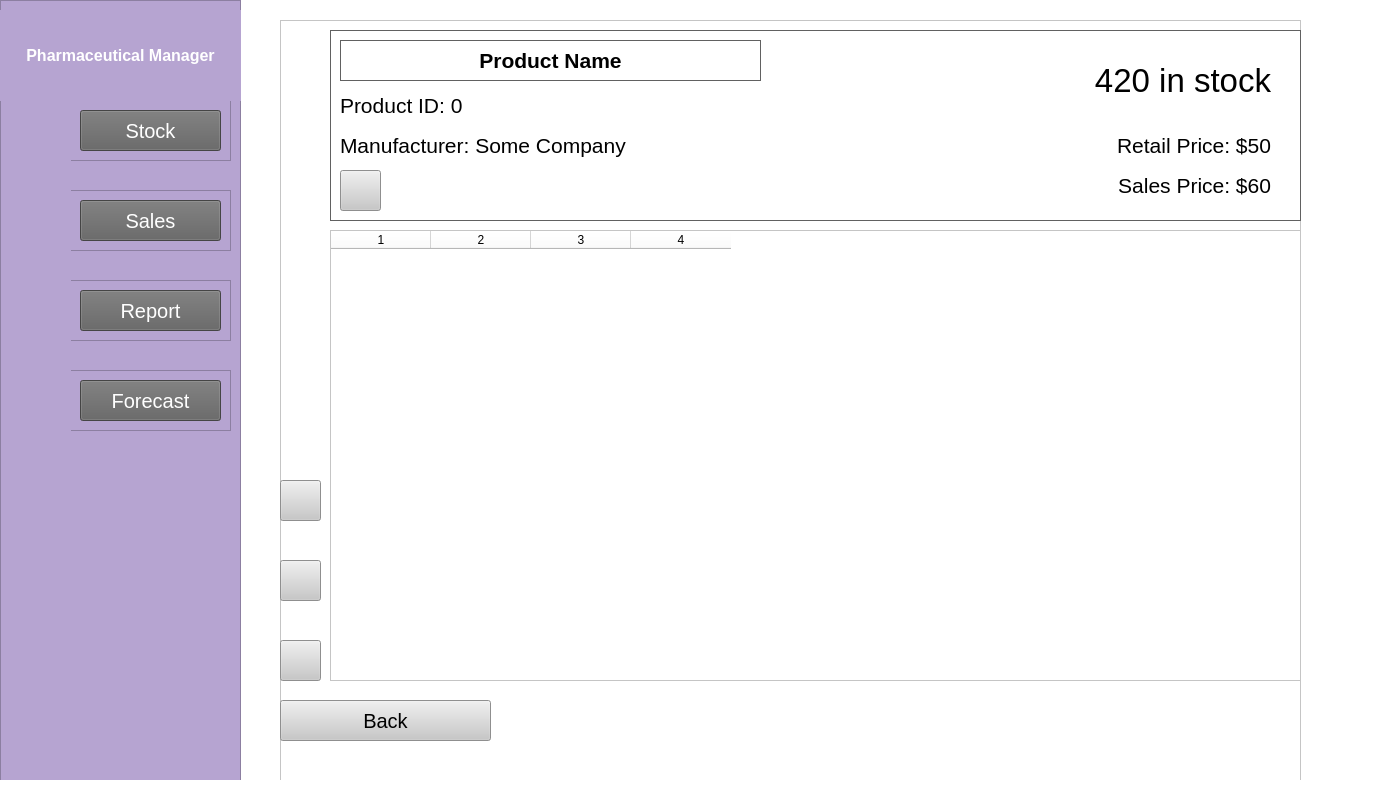
First picture: the form in app/UserInterface/Pages/StockWindow.ui, repository JunlinDu/PHP-SRePS, before the edit.
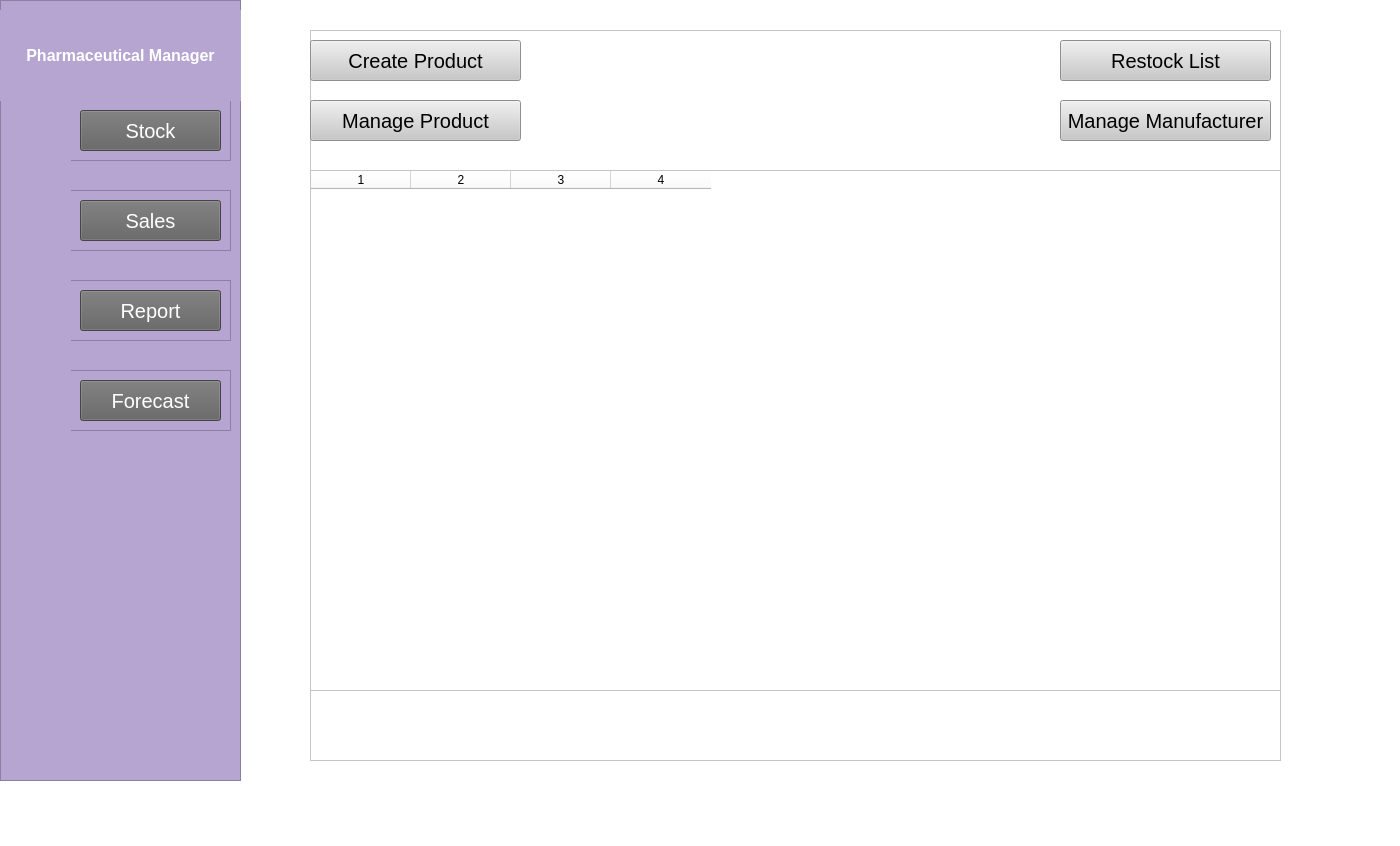
Second picture: the form after the edit. Icons and pictures are not drawn.

Commit message:
Stock UI and Dialog
1

```diff
--- a/app/UserInterface/Pages/StockWindow.ui
+++ b/app/UserInterface/Pages/StockWindow.ui
@@ -7,7 +7,7 @@
     <x>0</x>
     <y>0</y>
     <width>1400</width>
-    <height>802</height>
+    <height>846</height>
    </rect>
   </property>
   <property name="sizePolicy">
@@ -343,8 +343,8 @@
     </property>
     <property name="geometry">
      <rect>
-      <x>330</x>
-      <y>20</y>
+      <x>310</x>
+      <y>30</y>
       <width>971</width>
       <height>731</height>
      </rect>
@@ -453,81 +453,12 @@
       <string>Restock List</string>
      </property>
     </widget>
-   </widget>
-   <widget class="QFrame" name="BatchView">
-    <property name="enabled">
-     <bool>true</bool>
-    </property>
-    <property name="geometry">
-     <rect>
-      <x>280</x>
-      <y>20</y>
-      <width>1021</width>
-      <height>761</height>
-     </rect>
-    </property>
-    <property name="frameShape">
-     <enum>QFrame::StyledPanel</enum>
-    </property>
-    <property name="frameShadow">
-     <enum>QFrame::Raised</enum>
-    </property>
-    <widget class="QTableWidget" name="BatchList">
+    <widget class="QPushButton" name="CreateProductButton_2">
      <property name="geometry">
       <rect>
-       <x>50</x>
-       <y>210</y>
-       <width>971</width>
-       <height>451</height>
-      </rect>
-     </property>
-     <property name="lineWidth">
-      <number>1</number>
-     </property>
-     <property name="sizeAdjustPolicy">
-      <enum>QAbstractScrollArea::AdjustToContents</enum>
-     </property>
-     <property name="alternatingRowColors">
-      <bool>false</bool>
-     </property>
-     <property name="gridStyle">
-      <enum>Qt::SolidLine</enum>
-     </property>
-     <property name="rowCount">
-      <number>0</number>
-     </property>
-     <property name="columnCount">
-      <number>4</number>
-     </property>
-     <attribute name="horizontalHeaderVisible">
-      <bool>true</bool>
-     </attribute>
-     <attribute name="horizontalHeaderCascadingSectionResizes">
-      <bool>false</bool>
-     </attribute>
-     <attribute name="horizontalHeaderHighlightSections">
-      <bool>true</bool>
-     </attribute>
-     <attribute name="horizontalHeaderShowSortIndicator" stdset="0">
-      <bool>false</bool>
-     </attribute>
-     <attribute name="horizontalHeaderStretchLastSection">
-      <bool>false</bool>
-     </attribute>
-     <attribute name="verticalHeaderVisible">
-      <bool>false</bool>
-     </attribute>
-     <column/>
-     <column/>
-     <column/>
-     <column/>
-    </widget>
-    <widget class="QPushButton" name="EditBatchButton">
-     <property name="geometry">
-      <rect>
        <x>0</x>
-       <y>620</y>
-       <width>41</width>
+       <y>70</y>
+       <width>211</width>
        <height>41</height>
       </rect>
      </property>
@@ -540,43 +471,17 @@
       </font>
      </property>
      <property name="styleSheet">
-      <string notr="true">background-color: rgb(200, 200, 200);
-image: url(:/icons/SourceImages/pencil.png);</string>
+      <string notr="true">background-color: rgb(200, 200, 200);</string>
      </property>
      <property name="text">
-      <string/>
+      <string>Manage Product</string>
      </property>
     </widget>
-    <widget class="QPushButton" name="CreateBatchButton">
+    <widget class="QPushButton" name="CreateProductButton_3">
      <property name="geometry">
       <rect>
-       <x>0</x>
-       <y>540</y>
-       <width>41</width>
-       <height>41</height>
-      </rect>
-     </property>
-     <property name="font">
-      <font>
-       <family>MS Sans Serif</family>
-       <pointsize>15</pointsize>
-       <weight>50</weight>
-       <bold>false</bold>
-      </font>
-     </property>
-     <property name="styleSheet">
-      <string notr="true">background-color: rgb(200, 200, 200);
-image: url(:/icons/SourceImages/plus.png);</string>
-     </property>
-     <property name="text">
-      <string/>
-     </property>
-    </widget>
-    <widget class="QPushButton" name="BatchBackButton">
-     <property name="geometry">
-      <rect>
-       <x>0</x>
-       <y>680</y>
+       <x>750</x>
+       <y>70</y>
        <width>211</width>
        <height>41</height>
       </rect>
@@ -593,275 +498,7 @@
       <string notr="true">background-color: rgb(200, 200, 200);</string>
      </property>
      <property name="text">
-      <string>Back</string>
-     </property>
-    </widget>
-    <widget class="QFrame" name="frame">
-     <property name="geometry">
-      <rect>
-       <x>50</x>
-       <y>10</y>
-       <width>971</width>
-       <height>191</height>
-      </rect>
-     </property>
-     <property name="styleSheet">
-      <string notr="true">border: 1px solid rgb(97, 97, 97);</string>
-     </property>
-     <property name="frameShape">
-      <enum>QFrame::StyledPanel</enum>
-     </property>
-     <property name="frameShadow">
-      <enum>QFrame::Raised</enum>
-     </property>
-     <widget class="QLabel" name="ProductIDText">
-      <property name="geometry">
-       <rect>
-        <x>10</x>
-        <y>60</y>
-        <width>421</width>
-        <height>31</height>
-       </rect>
-      </property>
-      <property name="font">
-       <font>
-        <family>MS Sans Serif</family>
-        <pointsize>16</pointsize>
-        <weight>50</weight>
-        <bold>false</bold>
-       </font>
-      </property>
-      <property name="layoutDirection">
-       <enum>Qt::LeftToRight</enum>
-      </property>
-      <property name="styleSheet">
-       <string notr="true">border: 0px;</string>
-      </property>
-      <property name="text">
-       <string>Product ID: 0</string>
-      </property>
-      <property name="alignment">
-       <set>Qt::AlignLeading|Qt::AlignLeft|Qt::AlignVCenter</set>
-      </property>
-      <property name="wordWrap">
-       <bool>true</bool>
-      </property>
-     </widget>
-     <widget class="QLabel" name="ManufacturerText">
-      <property name="geometry">
-       <rect>
-        <x>10</x>
-        <y>100</y>
-        <width>421</width>
-        <height>31</height>
-       </rect>
-      </property>
-      <property name="font">
-       <font>
-        <family>MS Sans Serif</family>
-        <pointsize>16</pointsize>
-        <weight>50</weight>
-        <bold>false</bold>
-       </font>
-      </property>
-      <property name="layoutDirection">
-       <enum>Qt::LeftToRight</enum>
-      </property>
-      <property name="styleSheet">
-       <string notr="true">border: 0px;</string>
-      </property>
-      <property name="text">
-       <string>Manufacturer: Some Company</string>
-      </property>
-      <property name="alignment">
-       <set>Qt::AlignLeading|Qt::AlignLeft|Qt::AlignVCenter</set>
-      </property>
-      <property name="wordWrap">
-       <bool>true</bool>
-      </property>
-     </widget>
-     <widget class="QLabel" name="ProductNameText">
-      <property name="geometry">
-       <rect>
-        <x>10</x>
-        <y>10</y>
-        <width>421</width>
-        <height>41</height>
-       </rect>
-      </property>
-      <property name="font">
-       <font>
-        <family>MS Sans Serif</family>
-        <pointsize>16</pointsize>
-        <weight>75</weight>
-        <bold>true</bold>
-       </font>
-      </property>
-      <property name="layoutDirection">
-       <enum>Qt::LeftToRight</enum>
-      </property>
-      <property name="styleSheet">
-       <string notr="true"/>
-      </property>
-      <property name="text">
-       <string>Product Name</string>
-      </property>
-      <property name="alignment">
-       <set>Qt::AlignCenter</set>
-      </property>
-      <property name="wordWrap">
-       <bool>true</bool>
-      </property>
-     </widget>
-     <widget class="QLabel" name="SalesPriceText">
-      <property name="geometry">
-       <rect>
-        <x>580</x>
-        <y>140</y>
-        <width>361</width>
-        <height>31</height>
-       </rect>
-      </property>
-      <property name="font">
-       <font>
-        <family>MS Sans Serif</family>
-        <pointsize>16</pointsize>
-        <weight>50</weight>
-        <bold>false</bold>
-       </font>
-      </property>
-      <property name="layoutDirection">
-       <enum>Qt::LeftToRight</enum>
-      </property>
-      <property name="styleSheet">
-       <string notr="true">border: 0px;</string>
-      </property>
-      <property name="text">
-       <string>Sales Price: $60</string>
-      </property>
-      <property name="alignment">
-       <set>Qt::AlignRight|Qt::AlignTrailing|Qt::AlignVCenter</set>
-      </property>
-      <property name="wordWrap">
-       <bool>true</bool>
-      </property>
-     </widget>
-     <widget class="QLabel" name="RetailPriceText">
-      <property name="geometry">
-       <rect>
-        <x>580</x>
-        <y>100</y>
-        <width>361</width>
-        <height>31</height>
-       </rect>
-      </property>
-      <property name="font">
-       <font>
-        <family>MS Sans Serif</family>
-        <pointsize>16</pointsize>
-        <weight>50</weight>
-        <bold>false</bold>
-       </font>
-      </property>
-      <property name="layoutDirection">
-       <enum>Qt::LeftToRight</enum>
-      </property>
-      <property name="styleSheet">
-       <string notr="true">border: 0px;</string>
-      </property>
-      <property name="text">
-       <string>Retail Price: $50</string>
-      </property>
-      <property name="alignment">
-       <set>Qt::AlignRight|Qt::AlignTrailing|Qt::AlignVCenter</set>
-      </property>
-      <property name="wordWrap">
-       <bool>true</bool>
-      </property>
-     </widget>
-     <widget class="QLabel" name="StockCountText">
-      <property name="geometry">
-       <rect>
-        <x>580</x>
-        <y>10</y>
-        <width>361</width>
-        <height>81</height>
-       </rect>
-      </property>
-      <property name="font">
-       <font>
-        <family>MS Sans Serif</family>
-        <pointsize>25</pointsize>
-        <weight>50</weight>
-        <bold>false</bold>
-       </font>
-      </property>
-      <property name="layoutDirection">
-       <enum>Qt::LeftToRight</enum>
-      </property>
-      <property name="styleSheet">
-       <string notr="true">border: 0px;</string>
-      </property>
-      <property name="text">
-       <string>420 in stock</string>
-      </property>
-      <property name="alignment">
-       <set>Qt::AlignRight|Qt::AlignTrailing|Qt::AlignVCenter</set>
-      </property>
-      <property name="wordWrap">
-       <bool>true</bool>
-      </property>
-     </widget>
-    </widget>
-    <widget class="QPushButton" name="EditProductButton">
-     <property name="geometry">
-      <rect>
-       <x>60</x>
-       <y>150</y>
-       <width>41</width>
-       <height>41</height>
-      </rect>
-     </property>
-     <property name="font">
-      <font>
-       <family>MS Sans Serif</family>
-       <pointsize>15</pointsize>
-       <weight>50</weight>
-       <bold>false</bold>
-      </font>
-     </property>
-     <property name="styleSheet">
-      <string notr="true">background-color: rgb(200, 200, 200);
-image: url(:/icons/SourceImages/pencil.png);
-</string>
-     </property>
-     <property name="text">
-      <string/>
-     </property>
-    </widget>
-    <widget class="QPushButton" name="DeleteProductBatch">
-     <property name="geometry">
-      <rect>
-       <x>0</x>
-       <y>460</y>
-       <width>41</width>
-       <height>41</height>
-      </rect>
-     </property>
-     <property name="font">
-      <font>
-       <family>MS Sans Serif</family>
-       <pointsize>15</pointsize>
-       <weight>50</weight>
-       <bold>false</bold>
-      </font>
-     </property>
-     <property name="styleSheet">
-      <string notr="true">background-color: rgb(200, 200, 200);
-image: url(:/icons/SourceImages/Bin.png);</string>
-     </property>
-     <property name="text">
-      <string/>
+      <string>Manage Manufacturer</string>
      </property>
     </widget>
    </widget>
```
The commit also changes 19 other files.
